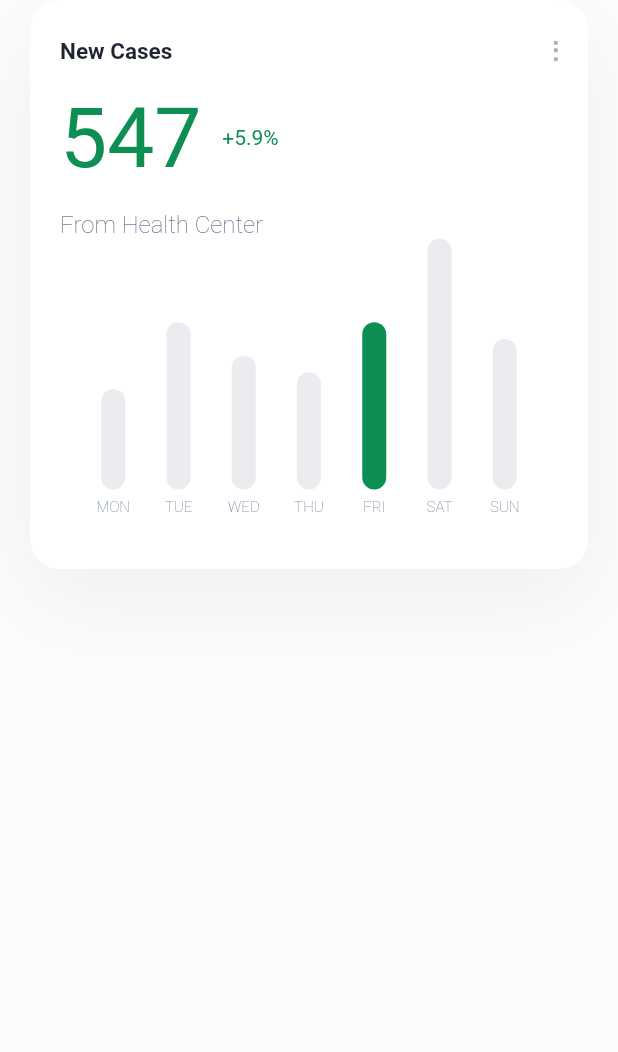
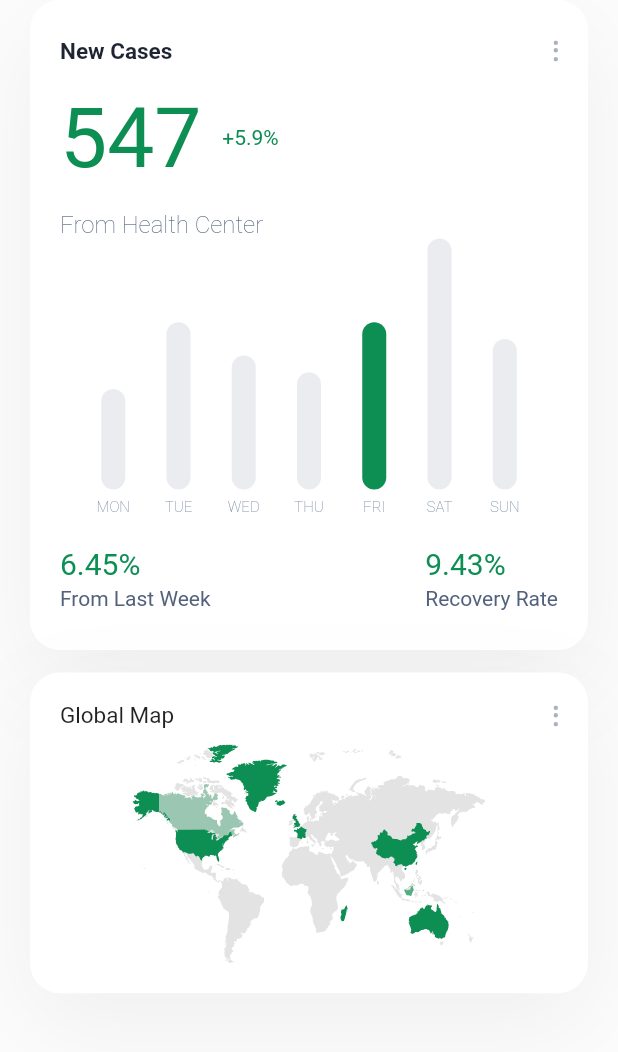
Before and after one commit to legendsovermyths/Covid-19_UI, a Flutter app: the DetailsPage screen opened directly, on a phone screen of 412 x 824 dp, the part 84-1136 px from its top. Run offline on Flutter 3.47's test engine with Material 2 defaults, Android fonts, the phone set to English and light mode, and no system bars; drawn by our look-alikes of fl_chart; our stand-ins replace flutter_svg.

Commit message:
UI complete

```diff
--- a/lib/Screens/DetailsPage.dart
+++ b/lib/Screens/DetailsPage.dart
@@ -28,21 +28,77 @@ class DetailsPage extends StatelessWidget {
               child: Column(
                 crossAxisAlignment: CrossAxisAlignment.start,
                 children: <Widget>[
-                  builTitleScreenWithMoreIcon(),
-                  SizedBox(height: 15,),
-                  buildCaseNumber(),
-                  SizedBox(height: 15,),
-                  Text("From Health Center",
-                  style: TextStyle(
-                    fontWeight: FontWeight.w200,
-                    color: ktextMediumColor,
-                    fontSize: 16
+                  BuildTitleScreenWithMoreIcon(),
+                  SizedBox(
+                    height: 15,
                   ),
+                  BuildCaseNumber(),
+                  SizedBox(
+                    height: 15,
+                  ),
+                  Text(
+                    "From Health Center",
+                    style: TextStyle(
+                        fontWeight: FontWeight.w200,
+                        color: ktextMediumColor,
+                        fontSize: 16),
                   ),
                   WeeklyChart(),
+                  SizedBox(
+                    height: 10,
+                  ),
+                  Row(
+                    mainAxisAlignment: MainAxisAlignment.spaceBetween,
+                    children: <Widget>[
+                      BuildInfoWithPercentage(
+                        percentage: "6.45%",
+                        status: "From Last Week",
+                      ),
+                      BuildInfoWithPercentage(
+                        percentage: "9.43%",
+                        status: "Recovery Rate",
+                      ),
+                    ],
+                  )
                 ],
               ),
             ),
+            SizedBox(
+              height: 15,
+            ),
+            Container(
+              padding: EdgeInsets.all(20),
+              decoration: BoxDecoration(
+                  color: Colors.white,
+                  borderRadius: BorderRadius.circular(20),
+                  boxShadow: [
+                    BoxShadow(
+                      offset: Offset(0, 21),
+                      blurRadius: 54,
+                      color: Colors.black.withOpacity(0.05),
+                    )
+                  ]),
+              child: Column(
+                children: <Widget>[
+                  Row(
+                    mainAxisAlignment: MainAxisAlignment.spaceBetween,
+                    children: <Widget>[
+                      Text(
+                        "Global Map",
+                        style: TextStyle(
+                          fontSize: 15,
+                        ),
+                      ),
+                      SvgPicture.asset("assets/icons/more.svg")
+                    ],
+                  ),
+                  SizedBox(
+                    height: 10,
+                  ),
+                  SvgPicture.asset("assets/icons/map.svg")
+                ],
+              ),
+            )
           ],
         ),
       ),
@@ -50,11 +106,31 @@ class DetailsPage extends StatelessWidget {
   }
 }
 
-class buildCaseNumber extends StatelessWidget {
-  const buildCaseNumber({
-    Key key,
-  }) : super(key: key);
+class BuildInfoWithPercentage extends StatelessWidget {
+  final String percentage;
+  final String status;
+  BuildInfoWithPercentage({this.status, this.percentage});
+  @override
+  Widget build(BuildContext context) {
+    return RichText(
+        text: TextSpan(children: [
+      TextSpan(
+          text: "${percentage}\n",
+          style: TextStyle(
+            fontSize: 20,
+            color: kprimaryColor,
+          )),
+      TextSpan(
+          text: "${status}",
+          style: TextStyle(
+            color: ktextMediumColor,
+            height: 1.5,
+          ))
+    ]));
+  }
+}
 
+class BuildCaseNumber extends StatelessWidget {
   @override
   Widget build(BuildContext context) {
     return Row(
@@ -66,17 +142,17 @@ class buildCaseNumber extends StatelessWidget {
               .headline2
               .copyWith(color: kprimaryColor, height: 1.2),
         ),
-        Text("+5.9%",
-        style: TextStyle(color: kprimaryColor),),
-
-
+        Text(
+          "+5.9%",
+          style: TextStyle(color: kprimaryColor),
+        ),
       ],
     );
   }
 }
 
-class builTitleScreenWithMoreIcon extends StatelessWidget {
-  const builTitleScreenWithMoreIcon({
+class BuildTitleScreenWithMoreIcon extends StatelessWidget {
+  const BuildTitleScreenWithMoreIcon({
     Key key,
   }) : super(key: key);
 
```
